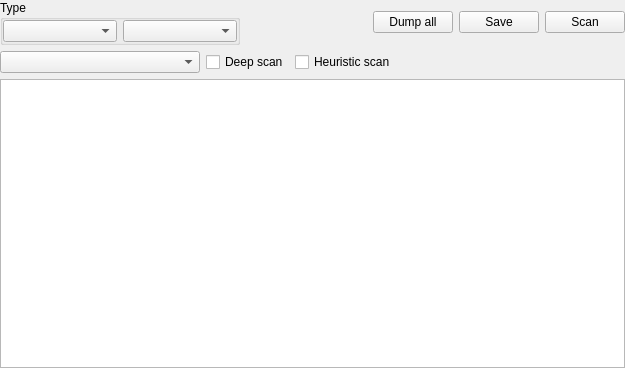
Above: xextractorwidget.ui from horsicq/XExtractorWidget before the change. Below: the same form after it.
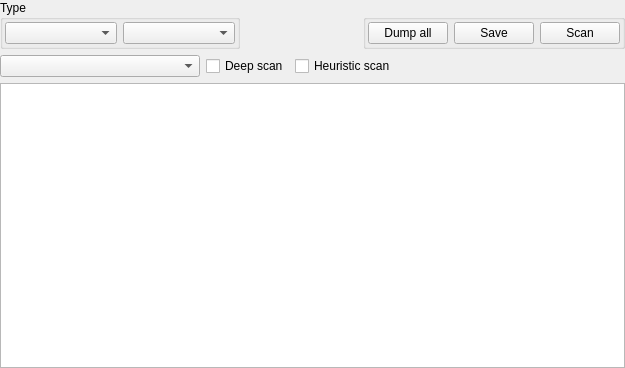
That is the form after the change. Custom widgets are drawn as their Qt base class.

What changed in the file:
```diff
--- a/xextractorwidget.ui
+++ b/xextractorwidget.ui
@@ -41,16 +41,16 @@
        </property>
        <layout class="QHBoxLayout" name="horizontalLayout_3">
         <property name="leftMargin">
-         <number>0</number>
+         <number>2</number>
         </property>
         <property name="topMargin">
-         <number>0</number>
+         <number>2</number>
         </property>
         <property name="rightMargin">
-         <number>0</number>
+         <number>2</number>
         </property>
         <property name="bottomMargin">
-         <number>0</number>
+         <number>2</number>
         </property>
         <item>
          <widget class="QComboBox" name="comboBoxType"/>
@@ -75,6 +75,24 @@
       </spacer>
      </item>
      <item>
+      <widget class="QGroupBox" name="groupBoxControls">
+       <property name="title">
+        <string notr="true"> </string>
+       </property>
+       <layout class="QHBoxLayout" name="horizontalLayout_4">
+        <property name="leftMargin">
+         <number>2</number>
+        </property>
+        <property name="topMargin">
+         <number>2</number>
+        </property>
+        <property name="rightMargin">
+         <number>2</number>
+        </property>
+        <property name="bottomMargin">
+         <number>2</number>
+        </property>
+        <item>
       <widget class="QPushButton" name="pushButtonDumpAll">
        <property name="text">
         <string>Dump all</string>
@@ -93,6 +111,9 @@
        <property name="text">
         <string>Scan</string>
        </property>
+         </widget>
+        </item>
+       </layout>
       </widget>
      </item>
     </layout>
```
Lines whose indentation alone changed are shown as unchanged.
